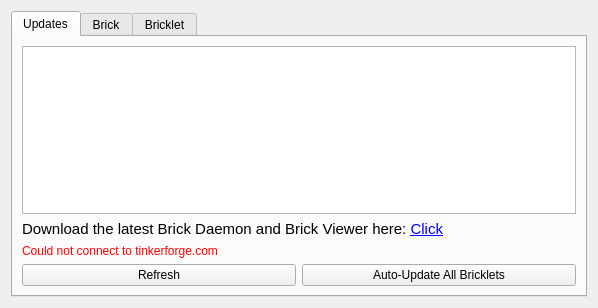
Qt form src/brickv/ui/flashing.ui (Tinkerforge/brickv) before a commit.
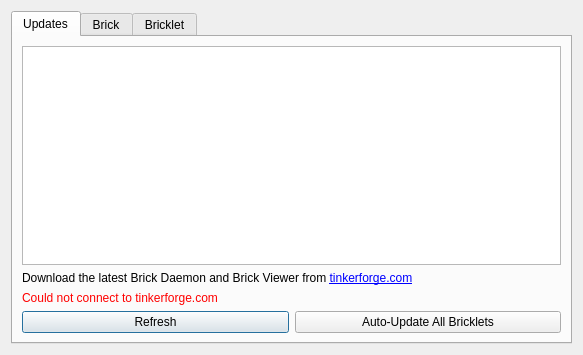
The same form after that commit.

Commit message:
Switch Flashing and Advanced widgets from QFrame to QDialog
A QDialog results a better user experience compared to trying to
fake one with a QFrame.

Also remove fixed font sizes from rich texts on this widgets.

Diff of the .ui file:
```diff
--- a/src/brickv/ui/flashing.ui
+++ b/src/brickv/ui/flashing.ui
@@ -1,20 +1,20 @@
 <?xml version="1.0" encoding="UTF-8"?>
 <ui version="4.0">
- <class>widget_flashing</class>
- <widget class="QWidget" name="widget_flashing">
+ <class>FlashingWindow</class>
+ <widget class="QDialog" name="FlashingWindow">
   <property name="geometry">
    <rect>
     <x>0</x>
     <y>0</y>
-    <width>598</width>
-    <height>308</height>
+    <width>583</width>
+    <height>355</height>
    </rect>
   </property>
   <property name="windowTitle">
    <string>Updates / Flashing</string>
   </property>
-  <layout class="QGridLayout" name="gridLayout">
-   <item row="0" column="0">
+  <layout class="QVBoxLayout" name="verticalLayout_2">
+   <item>
     <widget class="QTabWidget" name="tab_widget">
      <property name="currentIndex">
       <number>0</number>
@@ -40,11 +40,7 @@
        <item>
         <widget class="QLabel" name="update_tool_label">
          <property name="text">
-          <string>&lt;!DOCTYPE HTML PUBLIC &quot;-//W3C//DTD HTML 4.0//EN&quot; &quot;http://www.w3.org/TR/REC-html40/strict.dtd&quot;&gt;
-&lt;html&gt;&lt;head&gt;&lt;meta name=&quot;qrichtext&quot; content=&quot;1&quot; /&gt;&lt;style type=&quot;text/css&quot;&gt;
-p, li { white-space: pre-wrap; }
-&lt;/style&gt;&lt;/head&gt;&lt;body style=&quot; font-family:'Ubuntu'; font-size:11pt; font-weight:400; font-style:normal;&quot;&gt;
-&lt;p style=&quot; margin-top:0px; margin-bottom:0px; margin-left:0px; margin-right:0px; -qt-block-indent:0; text-indent:0px;&quot;&gt;Download the latest Brick Daemon and Brick Viewer here: &lt;a href=&quot;http://www.tinkerforge.com/doc/Downloads.html&quot;&gt;&lt;span style=&quot; text-decoration: underline; color:#0000ff;&quot;&gt;Click&lt;/span&gt;&lt;/a&gt;&lt;/p&gt;&lt;/body&gt;&lt;/html&gt;</string>
+          <string>&lt;html&gt;&lt;body&gt;&lt;p&gt;Download the latest Brick Daemon and Brick Viewer from &lt;a href=&quot;http://www.tinkerforge.com/doc/Downloads.html&quot;&gt;&lt;span style=&quot; text-decoration: underline; color:#0000ff;&quot;&gt;tinkerforge.com&lt;/span&gt;&lt;/a&gt;&lt;/p&gt;&lt;/body&gt;&lt;/html&gt;</string>
          </property>
          <property name="openExternalLinks">
           <bool>true</bool>
```
Left out of the diff: 39 changed lines with no effect on the pictures. The commit also changes 3 other files.
